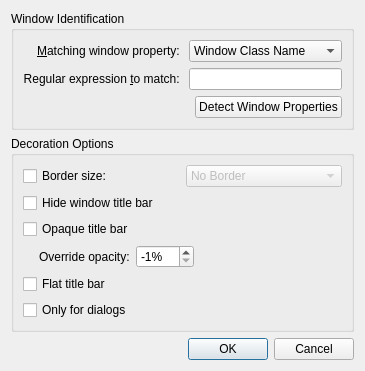
Above: config/ui/breezeexceptiondialog.ui from tsujan/BreezeEnhanced before the change. Below: the same form after it.
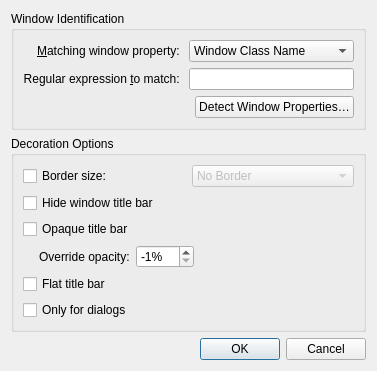
That is the form after the change.

What changed in the file:
```diff
--- a/config/ui/breezeexceptiondialog.ui
+++ b/config/ui/breezeexceptiondialog.ui
@@ -49,7 +49,7 @@
       <item row="2" column="2">
        <widget class="QPushButton" name="detectDialogButton">
         <property name="text">
-         <string>Detect Window Properties</string>
+         <string>Detect Window Properties…</string>
         </property>
        </widget>
       </item>
```
